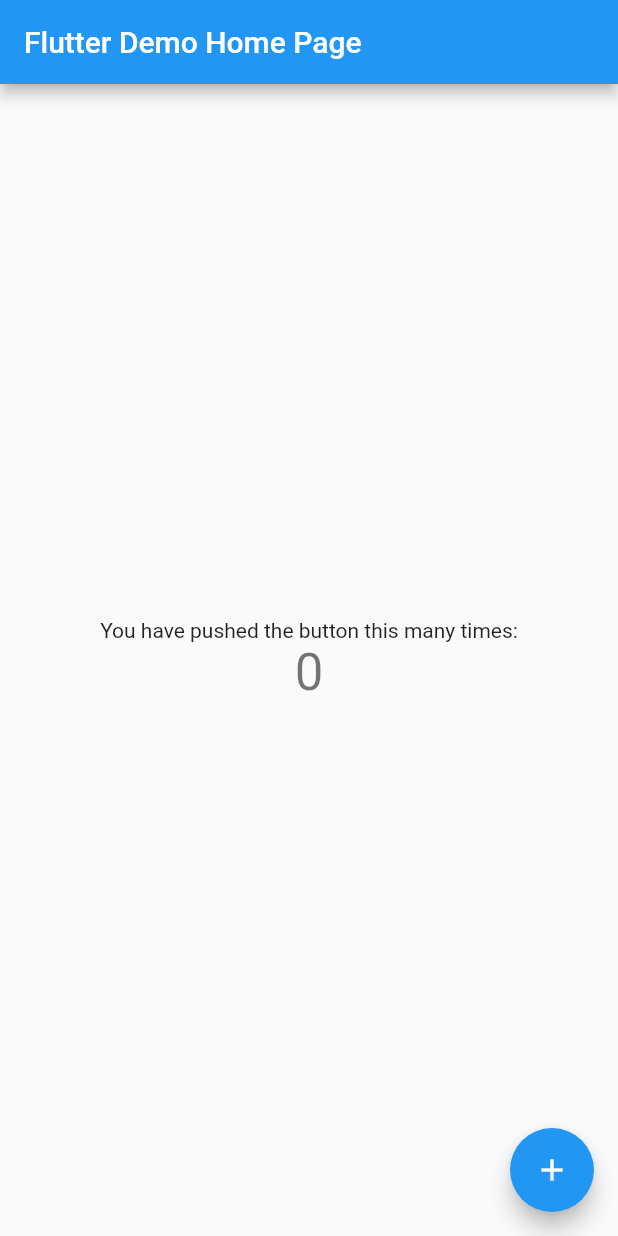
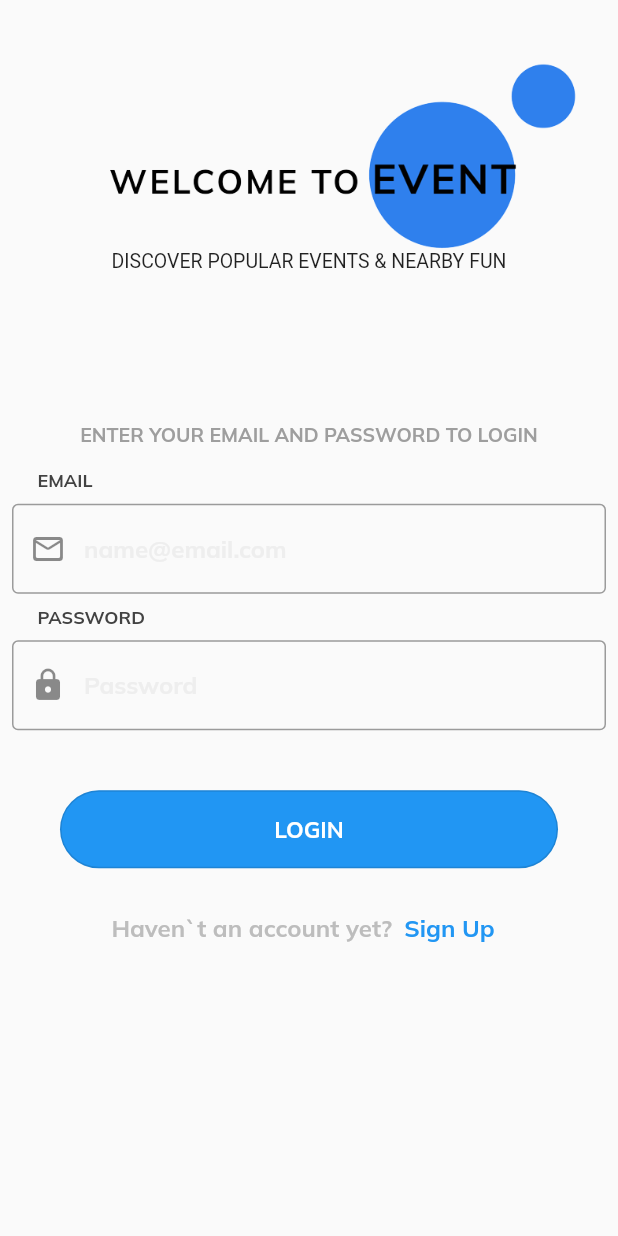
Before and after one commit to SabbathDev/eventor, a Flutter app: the screen it shows after launch, on a phone screen of 412 x 824 dp. Run offline on Flutter 3.47's test engine with Material 2 defaults, Android fonts, the phone set to English and light mode, and no system bars.

Commit message:
created login page

```diff
--- a/lib/main.dart
+++ b/lib/main.dart
@@ -1,115 +1,10 @@
+import 'package:eventor/pages/login.dart';
 import 'package:flutter/material.dart';
 
 void main() {
-  runApp(const MyApp());
+  runApp(MaterialApp(
+    theme: ThemeData.light(),
+    darkTheme: ThemeData.dark(),
+    home: const Login(),
+  ));
 }
-
-class MyApp extends StatelessWidget {
-  const MyApp({Key? key}) : super(key: key);
-
-  // This widget is the root of your application.
-  @override
-  Widget build(BuildContext context) {
-    return MaterialApp(
-      title: 'Flutter Demo',
-      theme: ThemeData(
-        // This is the theme of your application.
-        //
-        // Try running your application with "flutter run". You'll see the
-        // application has a blue toolbar. Then, without quitting the app, try
-        // changing the primarySwatch below to Colors.green and then invoke
-        // "hot reload" (press "r" in the console where you ran "flutter run",
-        // or simply save your changes to "hot reload" in a Flutter IDE).
-        // Notice that the counter didn't reset back to zero; the application
-        // is not restarted.
-        primarySwatch: Colors.blue,
-      ),
-      home: const MyHomePage(title: 'Flutter Demo Home Page'),
-    );
-  }
-}
-
-class MyHomePage extends StatefulWidget {
-  const MyHomePage({Key? key, required this.title}) : super(key: key);
-
-  // This widget is the home page of your application. It is stateful, meaning
-  // that it has a State object (defined below) that contains fields that affect
-  // how it looks.
-
-  // This class is the configuration for the state. It holds the values (in this
-  // case the title) provided by the parent (in this case the App widget) and
-  // used by the build method of the State. Fields in a Widget subclass are
-  // always marked "final".
-
-  final String title;
-
-  @override
-  State<MyHomePage> createState() => _MyHomePageState();
-}
-
-class _MyHomePageState extends State<MyHomePage> {
-  int _counter = 0;
-
-  void _incrementCounter() {
-    setState(() {
-      // This call to setState tells the Flutter framework that something has
-      // changed in this State, which causes it to rerun the build method below
-      // so that the display can reflect the updated values. If we changed
-      // _counter without calling setState(), then the build method would not be
-      // called again, and so nothing would appear to happen.
-      _counter++;
-    });
-  }
-
-  @override
-  Widget build(BuildContext context) {
-    // This method is rerun every time setState is called, for instance as done
-    // by the _incrementCounter method above.
-    //
-    // The Flutter framework has been optimized to make rerunning build methods
-    // fast, so that you can just rebuild anything that needs updating rather
-    // than having to individually change instances of widgets.
-    return Scaffold(
-      appBar: AppBar(
-        // Here we take the value from the MyHomePage object that was created by
-        // the App.build method, and use it to set our appbar title.
-        title: Text(widget.title),
-      ),
-      body: Center(
-        // Center is a layout widget. It takes a single child and positions it
-        // in the middle of the parent.
-        child: Column(
-          // Column is also a layout widget. It takes a list of children and
-          // arranges them vertically. By default, it sizes itself to fit its
-          // children horizontally, and tries to be as tall as its parent.
-          //
-          // Invoke "debug painting" (press "p" in the console, choose the
-          // "Toggle Debug Paint" action from the Flutter Inspector in Android
-          // Studio, or the "Toggle Debug Paint" command in Visual Studio Code)
-          // to see the wireframe for each widget.
-          //
-          // Column has various properties to control how it sizes itself and
-          // how it positions its children. Here we use mainAxisAlignment to
-          // center the children vertically; the main axis here is the vertical
-          // axis because Columns are vertical (the cross axis would be
-          // horizontal).
-          mainAxisAlignment: MainAxisAlignment.center,
-          children: <Widget>[
-            const Text(
-              'You have pushed the button this many times:',
-            ),
-            Text(
-              '$_counter',
-              style: Theme.of(context).textTheme.headline4,
-            ),
-          ],
-        ),
-      ),
-      floatingActionButton: FloatingActionButton(
-        onPressed: _incrementCounter,
-        tooltip: 'Increment',
-        child: const Icon(Icons.add),
-      ), // This trailing comma makes auto-formatting nicer for build methods.
-    );
-  }
-}
--- /dev/null
+++ b/lib/pages/login.dart
@@ -0,0 +1,143 @@
+import 'package:flutter/material.dart';
+
+class Login extends StatefulWidget {
+  const Login({Key? key}) : super(key: key);
+
+  @override
+  State<Login> createState() => _LoginState();
+}
+
+class _LoginState extends State<Login> {
+  @override
+  Widget build(BuildContext context) {
+    return Scaffold(
+      body: SingleChildScrollView(
+        child: Column(
+          crossAxisAlignment: CrossAxisAlignment.center,
+          mainAxisAlignment: MainAxisAlignment.start,
+          children: [
+            const Center(
+              child: Image(image: AssetImage('assets/images/logo.png')),
+            ),
+            const Center(
+                child: Text(
+              'DISCOVER POPULAR EVENTS & NEARBY FUN',
+              style: TextStyle(fontSize: 13.0),
+            )),
+            const SizedBox(
+              height: 100.0,
+            ),
+            const Center(
+              child: Text(
+                'ENTER YOUR EMAIL AND PASSWORD TO LOGIN',
+                style: TextStyle(
+                    fontSize: 13.0,
+                    fontFamily: 'Mulish',
+                    color: Colors.grey
+                ),
+              ),
+            ),
+            const SizedBox(
+              height: 15.0,
+            ),
+            Column(
+              crossAxisAlignment: CrossAxisAlignment.stretch,
+              children: [
+                Padding(
+                  padding: const EdgeInsets.fromLTRB(25.0, 0, 0, 0),
+                  child: Text(
+                    'EMAIL',
+                    style: TextStyle(
+                        fontSize: 12.0,
+                        fontFamily: 'Mulish',
+                        color: Colors.grey[800]),
+                  ),
+                ),
+                Padding(
+                  padding: const EdgeInsets.all(8.0),
+                  child: TextField(
+                    decoration: InputDecoration(
+                        prefixIcon: const Icon(Icons.mail_outline_rounded),
+                        border: const OutlineInputBorder(),
+                        hintText: 'name@email.com',
+                        hintStyle: TextStyle(
+                          fontSize: 16.0,
+                          fontFamily: 'Mulish',
+                          color: Colors.grey[200],
+                        )),
+                  ),
+                ),
+                Padding(
+                  padding: const EdgeInsets.fromLTRB(25.0, 0, 0, 0),
+                  child: Text(
+                    'PASSWORD',
+                    style: TextStyle(
+                      fontSize: 12.0,
+                      fontFamily: 'Mulish',
+                      color: Colors.grey[800],
+                    ),
+                  ),
+                ),
+                Padding(
+                  padding: const EdgeInsets.all(8.0),
+                  child: TextFormField(
+                    decoration: InputDecoration(
+                        prefixIcon: const Icon(Icons.lock),
+                        border: const OutlineInputBorder(),
+                        hintText: 'Password',
+                        hintStyle: TextStyle(
+                            fontSize: 16.0,
+                            fontFamily: 'Mulish',
+                            color: Colors.grey[200])),
+                  ),
+                ),
+                const SizedBox(
+                  height: 32.0,
+                ),
+                Padding(
+                  padding: const EdgeInsets.symmetric(horizontal: 40.0),
+                  child: OutlinedButton(
+                      style: OutlinedButton.styleFrom(
+                          primary: Colors.white,
+                          backgroundColor: Colors.blue[500],
+                          minimumSize: const Size(335.0, 52.0),
+                          textStyle: const TextStyle(
+                              fontSize: 15.0, fontFamily: 'Mulish'),
+                          shape: const RoundedRectangleBorder(
+                              borderRadius:
+                                  BorderRadius.all(Radius.circular(50.0)))),
+                      onPressed: () {}, //TODO login logic
+                      child: const Center(
+                        child: Text('LOGIN'),
+                      )),
+                ),
+                const SizedBox(
+                  height: 16.0,
+                ),
+                Row(
+                  mainAxisAlignment: MainAxisAlignment.center,
+                  children: [
+                    Text(
+                      'Haven`t an account yet?',
+                      style: TextStyle(
+                          fontSize: 16.0,
+                          fontFamily: 'Mulish',
+                          color: Colors.grey[400]),
+                    ),
+                    TextButton(
+                        onPressed: () {}, //TODO sign up logic
+                        child: const Text(
+                          'Sign Up',
+                          style:
+                              TextStyle(fontSize: 16.0, fontFamily: 'Mulish'),
+                        ))
+                  ],
+                )
+              ],
+            )
+          ],
+        ),
+      ),
+    );
+  }
+}
```
Also changed, not shown: pubspec.yaml (+7 -14 lines), assets/fonts/Mulish-Bold.ttf (added), assets/images/logo.png (added), 1 other file.
